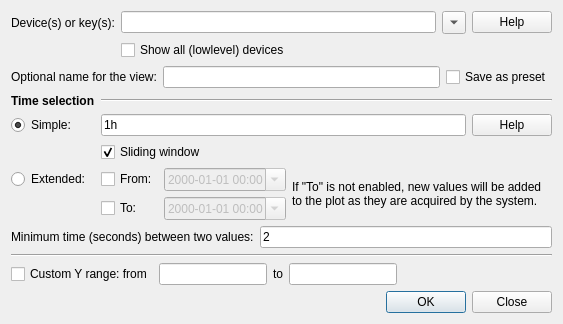
The window that nicos/clients/gui/panels/history_new.ui (mlz-ictrl/nicos) describes before a commit, drawn with Qt 5.
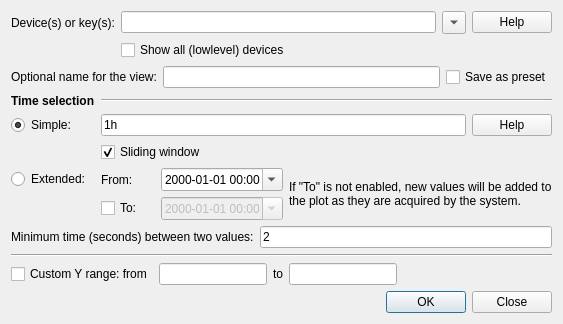
The same window after the commit. Custom widgets are drawn as their Qt base class.

Commit message:
gui/history: "fromtime" should not allowed to be None
Leaving the "From" box unchecked was never doing anything useful.
So now it is removed, and the default of the "From" time is
now minus one day to have a useful default.

```diff
--- a/nicos/clients/gui/panels/history_new.ui
+++ b/nicos/clients/gui/panels/history_new.ui
@@ -180,18 +180,8 @@
        </property>
       </widget>
      </item>
-     <item row="3" column="1">
-      <widget class="QCheckBox" name="frombox">
-       <property name="text">
-        <string>From:</string>
-       </property>
-      </widget>
-     </item>
      <item row="3" column="2">
       <widget class="QDateTimeEdit" name="fromdate">
-       <property name="enabled">
-        <bool>false</bool>
-       </property>
        <property name="displayFormat">
         <string>yyyy-MM-dd HH:mm</string>
        </property>
@@ -230,6 +220,13 @@
        </property>
       </widget>
      </item>
+     <item row="3" column="1">
+      <widget class="QLabel" name="label_3">
+       <property name="text">
+        <string>From:</string>
+       </property>
+      </widget>
+     </item>
     </layout>
    </item>
    <item>
```
Left out of the diff: 1 changed line with no effect on the pictures. The commit also changes 1 other file.
